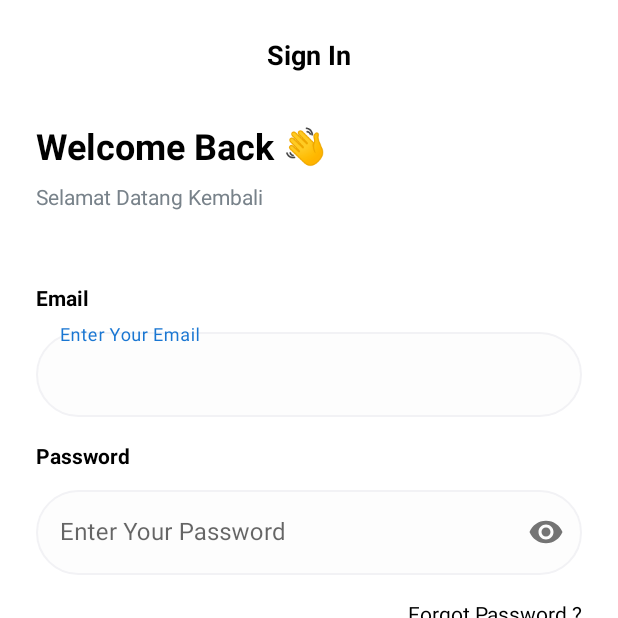
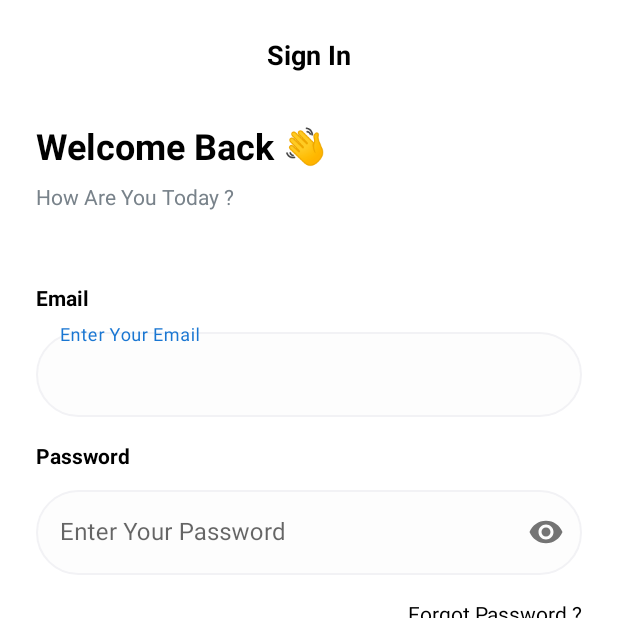
Before and after one commit to Arya-rgb/SlipiPrototyoe, an Android app: the screen it shows after launch (LoginActivity), on a phone screen of 412 x 824 dp, the top half of it. Run offline under Robolectric (Android 15) with nearby library versions, the phone set to English and light mode, and no system bars; our stand-ins replace RxJava; libraries missing offline, so code that uses them is left out: com.jakewharton.rxbinding2; 6 statements that could not run were skipped.

```diff
--- /dev/null
+++ b/Android Project/app/src/main/java/com/slipi/slipiprototype/auth/register/RegisterViewModel.kt
@@ -0,0 +1,5 @@
+package com.slipi.slipiprototype.auth.register
+
+class RegisterViewModel {
+
+}
--- a/Android Project/app/src/main/res/layout/activity_login.xml
+++ b/Android Project/app/src/main/res/layout/activity_login.xml
@@ -39,7 +39,7 @@
         android:layout_marginTop="8dp"
         android:textSize="14sp"
         android:textColor="@color/text_gray_color"
-        android:text="Selamat Datang Kembali"
+        android:text="@string/text_how_are_you_today"
         app:layout_constraintStart_toStartOf="parent"
         app:layout_constraintTop_toBottomOf="@+id/text_welcome_back" />
 
@@ -132,14 +132,14 @@
 
 
     <TextView
-        android:id="@+id/tv_forgot_pass2"
+        android:id="@+id/sign_up_nav"
         android:layout_width="0dp"
         android:layout_height="wrap_content"
         android:layout_marginStart="24dp"
         android:layout_marginTop="24dp"
         android:layout_marginEnd="24dp"
         android:gravity="center"
-        android:text="Don't Have Account ? Sign Up Here"
+        android:text="@string/text_don_t_have_account_sign_up_here"
         app:layout_constraintEnd_toEndOf="parent"
         app:layout_constraintStart_toStartOf="parent"
         app:layout_constraintTop_toBottomOf="@+id/button_login" />
--- a/Android Project/app/src/main/res/values-night/themes.xml
+++ b/Android Project/app/src/main/res/values-night/themes.xml
@@ -14,4 +14,9 @@
         <!-- Customize your theme here. -->
         <item name="android:textColor">@color/white</item>
     </style>
+
+    <style name="DialogAnimation">
+        <item name="android:windowEnterAnimation">@anim/slide_in_bottom</item>
+        <item name="android:windowExitAnimation">@anim/slide_out_bottom</item>
+    </style>
 </resources>
--- a/Android Project/app/src/main/res/values/strings.xml
+++ b/Android Project/app/src/main/res/values/strings.xml
@@ -11,4 +11,6 @@
     <string name="text_approval">Approval</string>
     <string name="email_not_valid">Email Not Valid</string>
     <string name="password_not_valid">Password Not Valid</string>
+    <string name="text_don_t_have_account_sign_up_here">Don\'t Have Account ? Sign Up Here</string>
+    <string name="text_how_are_you_today">How Are You Today ?</string>
 </resources>
--- a/Android Project/app/src/main/res/values/themes.xml
+++ b/Android Project/app/src/main/res/values/themes.xml
@@ -13,5 +13,12 @@
         <item name="android:statusBarColor">?attr/colorPrimaryVariant</item>
         <item name="android:textColor">@color/black</item>
         <!-- Customize your theme here. -->
+
+
+    </style>
+
+    <style name="DialogAnimation">
+        <item name="android:windowEnterAnimation">@anim/slide_in_bottom</item>
+        <item name="android:windowExitAnimation">@anim/slide_out_bottom</item>
     </style>
 </resources>
```
Also changed, not shown: Android Project/app/src/main/java/com/slipi/slipiprototype/auth/login/LoginActivity.kt (+56 -2 lines), Android Project/app/src/main/res/drawable/rounded_bottom_sheet.xml (added, +10 -0 lines), Android Project/app/src/main/res/values/styles.xml (added, +23 -0 lines).
